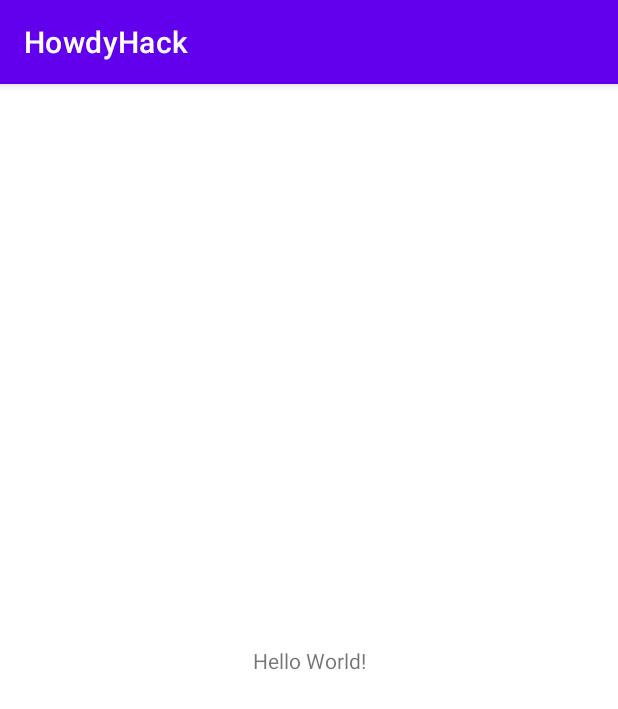
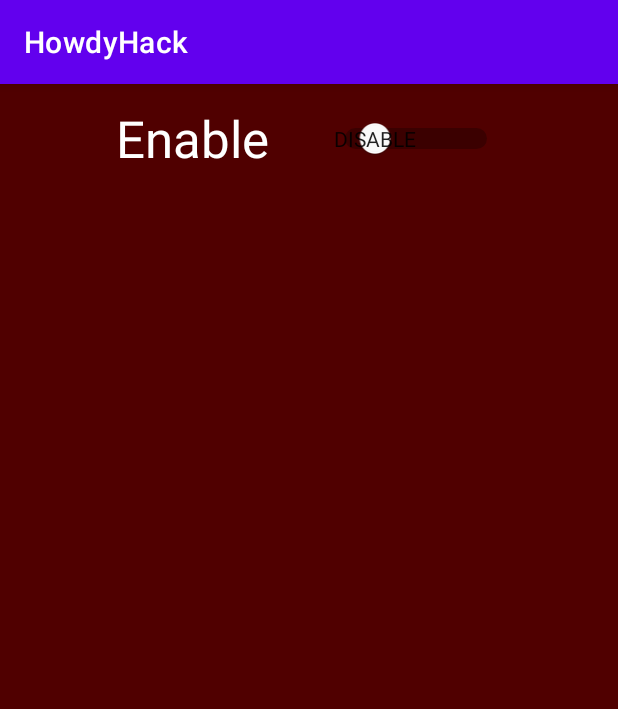
Before and after one commit to ConnorB26/GeoGenre, an Android app: the screen it shows after launch (MainActivity), on a phone screen of 412 x 824 dp. Shown: the top 709 px of the screen. Run offline under Robolectric (Android 15) with nearby library versions, the phone set to English and light mode, and no system bars.

Commit message:
Commit 1

```diff
--- a/app/src/main/java/com/whitericecurry/howdyhack/MainActivity.java
+++ b/app/src/main/java/com/whitericecurry/howdyhack/MainActivity.java
@@ -6,7 +6,6 @@ import android.os.Bundle;
 
 public class MainActivity extends AppCompatActivity
 {
-
     @Override
     protected void onCreate(Bundle savedInstanceState)
     {
--- a/app/src/main/res/layout/activity_main.xml
+++ b/app/src/main/res/layout/activity_main.xml
@@ -4,15 +4,22 @@
     xmlns:tools="http://schemas.android.com/tools"
     android:layout_width="match_parent"
     android:layout_height="match_parent"
+    android:background="#500000"
     tools:context=".MainActivity">
 
-    <TextView
-        android:layout_width="wrap_content"
-        android:layout_height="wrap_content"
-        android:text="Hello World!"
-        app:layout_constraintBottom_toBottomOf="parent"
-        app:layout_constraintLeft_toLeftOf="parent"
-        app:layout_constraintRight_toRightOf="parent"
-        app:layout_constraintTop_toTopOf="parent" />
-
+    <Switch
+        android:id="@+id/switch2"
+        android:layout_width="258dp"
+        android:layout_height="72dp"
+        android:showText="true"
+        android:text="Enable"
+        android:textColor="#FFFFFF"
+        android:textColorHint="#000000"
+        android:textOff="Disable"
+        android:textOn="Enable"
+        android:textSize="34sp"
+        android:thumbTint="#FFFFFF"
+        app:layout_constraintEnd_toEndOf="parent"
+        app:layout_constraintStart_toStartOf="parent"
+        tools:layout_editor_absoluteY="25dp" />
 </androidx.constraintlayout.widget.ConstraintLayout>
```
